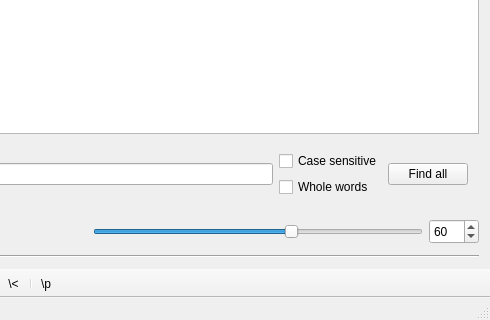
Qt form OpenBoard/mainwindow.ui (ITAAcademy/OpenBoard) before a commit; both pictures show x 110 to 600 and y 130 to 450 of the 600 by 450 pixel window.
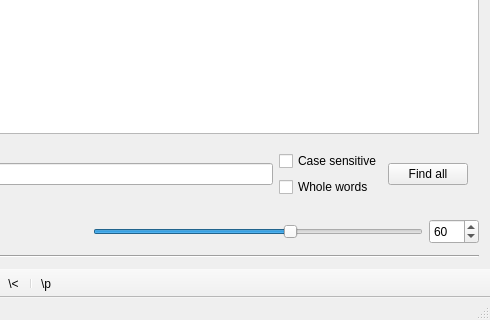
The same form after that commit. Icons and pictures are not drawn.

Commit message: set minimum delay value to 1 	змінено:                    OpenBoard/mainwindow.ui 	змінено:                    build-OpenBoard-Desktop_Qt_5_3_0_GCC_64bit-Debug/settings.ini

```diff
--- a/OpenBoard/mainwindow.ui
+++ b/OpenBoard/mainwindow.ui
@@ -130,6 +130,9 @@
              <height>25</height>
             </size>
            </property>
+           <property name="minimum">
+            <number>1</number>
+           </property>
            <property name="value">
             <number>60</number>
            </property>
```
Left out of the diff: 3 changed lines with no effect on the pictures. The commit also changes 1 other file.
